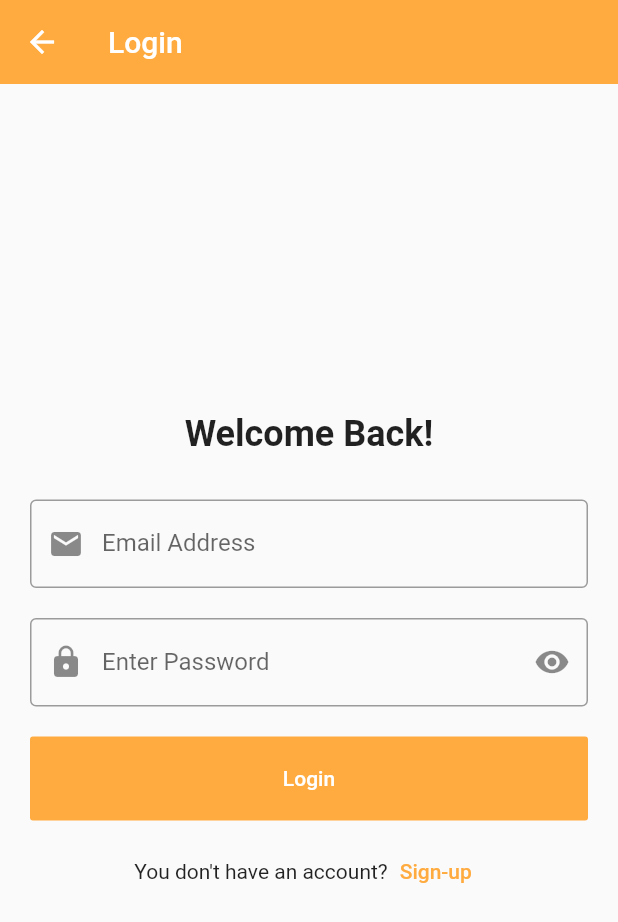
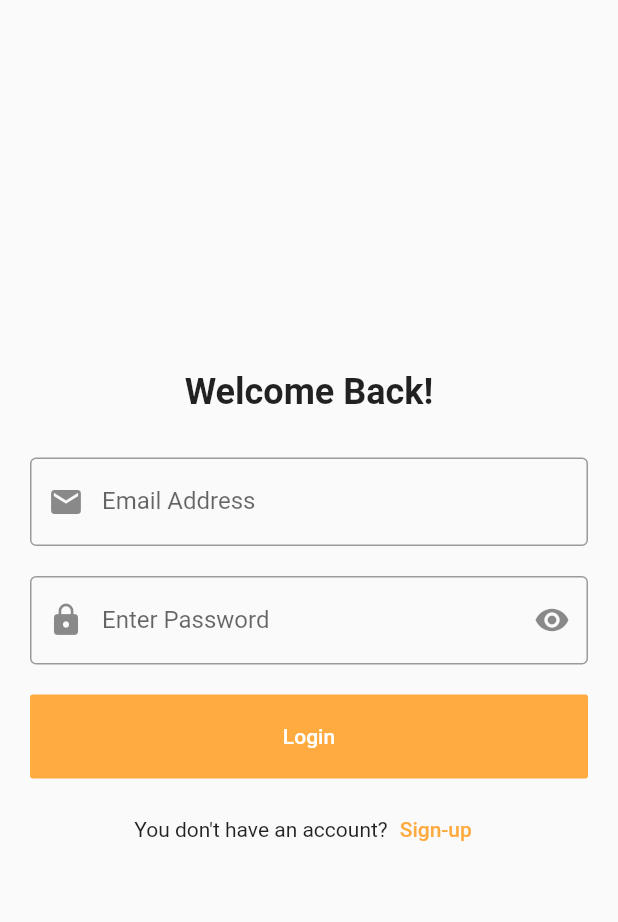
Before and after one commit to ojpro/flutter_learning_app, a Flutter app: the screen it shows after launch, on a phone screen of 412 x 824 dp. Shown: the top 922 px of the screen. Run offline on Flutter 3.47's test engine with Material 2 defaults, Android fonts, the phone set to English and light mode, and no system bars.

Commit message:
🏖 Improved the look of the login screen

```diff
--- a/lib/screens/login.dart
+++ b/lib/screens/login.dart
@@ -8,30 +8,14 @@ class LoginScreen extends StatelessWidget {
   @override
   Widget build(BuildContext context) {
     return Scaffold(
-      appBar: AppBar(
-        elevation: 0,
-        backgroundColor: Colors.orangeAccent,
-        leading: const Icon(
-          Icons.arrow_back,
-          color: Colors.white,
-        ),
-        title: const Text(
-          "Login",
-          style: TextStyle(
-            color: Colors.white,
-          ),
-          textAlign: TextAlign.center,
-        ),
-      ),
       body: SafeArea(
-        child: Center(
-          child: SingleChildScrollView(
         child: Container(
           padding: const EdgeInsets.symmetric(
             horizontal: 20,
           ),
           width: double.infinity,
           child: Column(
+            mainAxisAlignment: MainAxisAlignment.center,
             children: [
               Text(
                 "Welcome Back!",
@@ -108,8 +92,6 @@ class LoginScreen extends StatelessWidget {
           ),
         ),
       ),
-        ),
-      ),
     );
   }
 }
```
Lines whose indentation alone changed are shown as unchanged.
